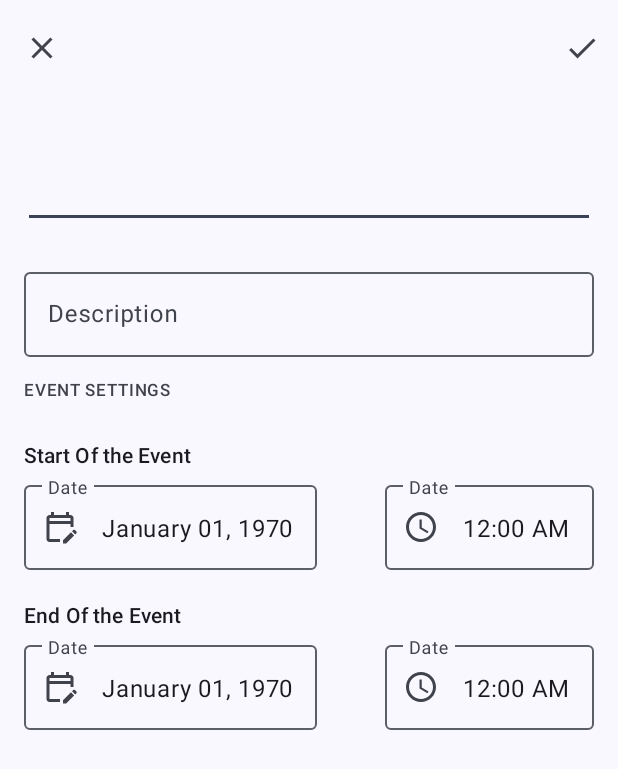
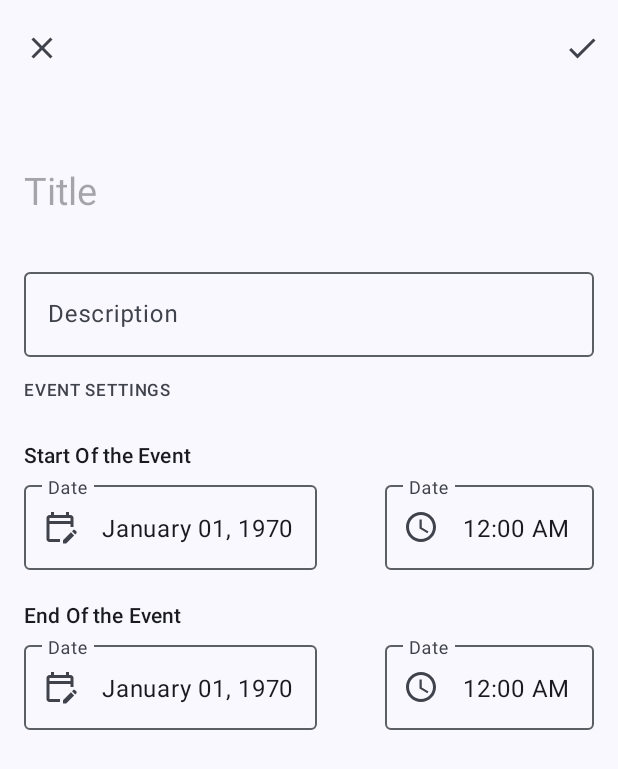
Before and after one commit to a2ke5e1/yearly-progress, an Android app: the EventConfigActivity screen opened directly, with no data from a screen before it, on a phone screen of 412 x 824 dp. Shown: the top 769 px of the screen. Run offline under Robolectric (Android 15) with nearby library versions, the phone set to English and light mode, and no system bars.

Commit message:
Few UI Changes

```diff
--- a/app/src/main/res/layout/activity_event_config_activity.xml
+++ b/app/src/main/res/layout/activity_event_config_activity.xml
@@ -33,12 +33,17 @@
             <EditText
                 android:id="@+id/eventTitle"
                 android:layout_gravity="bottom"
-                android:layout_marginStart="15dp"
-                android:layout_marginEnd="15dp"
+                android:layout_marginStart="16dp"
+                android:layout_marginEnd="16dp"
+                android:layout_marginBottom="8dp"
                 android:maxLines="1"
+                android:inputType="text|textAutoComplete"
+                android:hint="Title"
+                android:textSize="25sp"
                 android:imeOptions="actionNext"
                 android:singleLine="true"
                 android:layout_width="match_parent"
+                android:background="@null"
                 android:layout_height="wrap_content" />
 
         </com.google.android.material.appbar.CollapsingToolbarLayout>
```
Also changed, not shown: app/src/main/java/com/a3/yearlyprogess/mwidgets/EventWidget.kt (+4 -3 lines).
